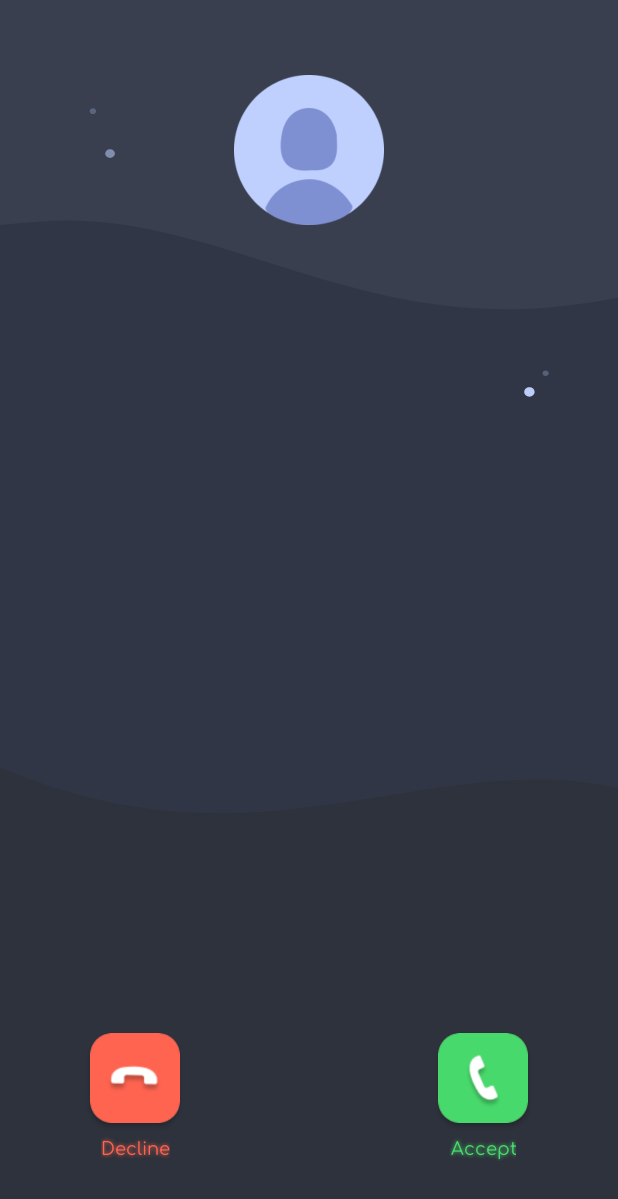
After one commit to cratos166/Random-Call, an Android app: the layout activity_call_request.xml on its own in the app's theme, with its tools: preview values and no code run, on a phone screen of 412 x 824 dp. The commit adds this screen. Shown: the top 1199 px of the screen. Run offline under Robolectric (Android 15) with nearby library versions, the phone set to English and light mode, and no system bars.

```diff
--- /dev/null
+++ b/app/src/main/res/drawable/phone.xml
@@ -0,0 +1,5 @@
+<vector android:height="24dp" android:tint="#E3E3E3"
+    android:viewportHeight="24" android:viewportWidth="24"
+    android:width="24dp" xmlns:android="http://schemas.android.com/apk/res/android">
+    <path android:fillColor="@android:color/white" android:pathData="M6.62,10.79c1.44,2.83 3.76,5.14 6.59,6.59l2.2,-2.2c0.27,-0.27 0.67,-0.36 1.02,-0.24 1.12,0.37 2.33,0.57 3.57,0.57 0.55,0 1,0.45 1,1V20c0,0.55 -0.45,1 -1,1 -9.39,0 -17,-7.61 -17,-17 0,-0.55 0.45,-1 1,-1h3.5c0.55,0 1,0.45 1,1 0,1.25 0.2,2.45 0.57,3.57 0.11,0.35 0.03,0.74 -0.25,1.02l-2.2,2.2z"/>
+</vector>
--- /dev/null
+++ b/app/src/main/res/layout/activity_call_request.xml
@@ -0,0 +1,176 @@
+<?xml version="1.0" encoding="utf-8"?>
+<androidx.constraintlayout.widget.ConstraintLayout xmlns:android="http://schemas.android.com/apk/res/android"
+    xmlns:app="http://schemas.android.com/apk/res-auto"
+    xmlns:tools="http://schemas.android.com/tools"
+    android:layout_width="match_parent"
+    android:layout_height="match_parent"
+    tools:context=".MAIN.CallRequestActivity">
+
+
+    <com.airbnb.lottie.LottieAnimationView
+        android:id="@+id/backlitemodeanim"
+        android:layout_width="match_parent"
+        android:layout_height="match_parent"
+        android:layout_gravity="center"
+        app:layout_constraintBottom_toBottomOf="parent"
+        app:layout_constraintEnd_toEndOf="parent"
+        app:layout_constraintStart_toStartOf="parent"
+        app:layout_constraintTop_toTopOf="parent"
+        app:lottie_autoPlay="true"
+        app:lottie_loop="true"
+        android:scaleType="fitXY"
+        android:elevation="-20dp"
+        app:lottie_rawRes="@raw/background"
+        app:lottie_speed="1" />
+
+
+
+
+
+    <de.hdodenhof.circleimageview.CircleImageView
+        android:id="@+id/propic"
+        android:layout_width="100dp"
+        android:layout_height="100dp"
+        android:layout_marginTop="50dp"
+        android:background="@drawable/default_user"
+        app:layout_constraintEnd_toEndOf="parent"
+        app:layout_constraintStart_toStartOf="parent"
+        app:layout_constraintTop_toTopOf="parent" />
+
+
+    <TextView
+        android:id="@+id/name"
+        android:layout_width="wrap_content"
+        android:layout_height="wrap_content"
+        android:layout_marginTop="15dp"
+        android:fontFamily="@font/comfortaa"
+        android:gravity="center"
+        android:shadowColor="@color/text_dis"
+        android:shadowRadius="1"
+        android:text=""
+        android:textColor="@color/text_head"
+        android:textSize="18dp"
+        android:textStyle="bold"
+        app:layout_constraintEnd_toEndOf="@+id/propic"
+        app:layout_constraintStart_toStartOf="@+id/propic"
+        app:layout_constraintTop_toBottomOf="@+id/propic" />
+
+
+    <TextView
+        android:layout_width="match_parent"
+        android:layout_height="wrap_content"
+        android:layout_marginStart="40dp"
+        android:layout_marginTop="15dp"
+        android:layout_marginEnd="40dp"
+        android:fontFamily="@font/comfortaa"
+        android:gravity="center"
+        android:shadowColor="@color/text_dis"
+        android:shadowRadius="3"
+        android:text=""
+        android:textColor="@color/text_head"
+        android:textSize="12dp"
+        app:layout_constraintEnd_toEndOf="parent"
+        app:layout_constraintStart_toStartOf="parent"
+        app:layout_constraintTop_toBottomOf="@+id/name" />
+
+
+    <androidx.cardview.widget.CardView
+        android:id="@+id/decline"
+        android:layout_width="60dp"
+        android:layout_height="60dp"
+        android:layout_marginStart="60dp"
+        android:layout_marginBottom="25dp"
+        android:clickable="true"
+        android:foreground="?selectableItemBackground"
+        app:cardCornerRadius="14dp"
+        app:layout_constraintBottom_toBottomOf="@+id/declineText"
+        app:layout_constraintStart_toStartOf="parent">
+
+        <androidx.constraintlayout.widget.ConstraintLayout
+            android:layout_width="match_parent"
+            android:layout_height="match_parent"
+            android:gravity="center"
+            android:orientation="horizontal">
+
+            <ImageView
+                android:layout_width="match_parent"
+                android:layout_height="match_parent"
+                android:background="@drawable/decline"
+                app:layout_constraintBottom_toBottomOf="parent"
+                app:layout_constraintEnd_toEndOf="parent"
+                app:layout_constraintStart_toStartOf="parent"
+                app:layout_constraintTop_toTopOf="parent" />
+
+
+        </androidx.constraintlayout.widget.ConstraintLayout>
+
+    </androidx.cardview.widget.CardView>
+
+    <androidx.cardview.widget.CardView
+        android:id="@+id/accept"
+        android:layout_width="60dp"
+        android:layout_height="60dp"
+        android:layout_marginEnd="60dp"
+        android:layout_marginBottom="25dp"
+        android:clickable="true"
+        android:foreground="?selectableItemBackground"
+        app:cardCornerRadius="14dp"
+        app:layout_constraintBottom_toBottomOf="@+id/acceptText"
+        app:layout_constraintEnd_toEndOf="parent">
+
+        <androidx.constraintlayout.widget.ConstraintLayout
+            android:layout_width="match_parent"
+            android:layout_height="match_parent"
+            android:gravity="center"
+            android:orientation="horizontal">
+
+            <ImageView
+                android:layout_width="match_parent"
+                android:layout_height="match_parent"
+                android:background="@drawable/accept"
+                app:layout_constraintBottom_toBottomOf="parent"
+                app:layout_constraintEnd_toEndOf="parent"
+                app:layout_constraintStart_toStartOf="parent"
+                app:layout_constraintTop_toTopOf="parent" />
+
+
+        </androidx.constraintlayout.widget.ConstraintLayout>
+
+    </androidx.cardview.widget.CardView>
+
+
+    <TextView
+        android:id="@+id/declineText"
+        android:layout_width="wrap_content"
+        android:layout_height="wrap_content"
+        android:layout_marginBottom="50dp"
+        android:fontFamily="@font/comfortaa"
+        android:gravity="center"
+        android:shadowColor="@color/red"
+        android:shadowRadius="3"
+        android:text="Decline"
+        android:textColor="@color/red"
+        android:textSize="12dp"
+        app:layout_constraintBottom_toBottomOf="parent"
+        app:layout_constraintEnd_toEndOf="@+id/decline"
+        app:layout_constraintStart_toStartOf="@+id/decline" />
+
+    <TextView
+        android:id="@+id/acceptText"
+        android:layout_width="wrap_content"
+        android:layout_height="wrap_content"
+        android:layout_marginBottom="50dp"
+        android:fontFamily="@font/comfortaa"
+        android:gravity="center"
+        android:shadowColor="@color/green"
+        android:shadowRadius="3"
+        android:text="Accept"
+        android:textColor="@color/green"
+        android:textSize="12dp"
+        app:layout_constraintBottom_toBottomOf="parent"
+        app:layout_constraintEnd_toEndOf="@+id/accept"
+        app:layout_constraintStart_toStartOf="@+id/accept" />
+
+
+
+</androidx.constraintlayout.widget.ConstraintLayout>
--- a/app/src/main/res/values/colors.xml
+++ b/app/src/main/res/values/colors.xml
@@ -7,6 +7,10 @@
     <color name="teal_700">#FF018786</color>
     <color name="black">#FF000000</color>
     <color name="white">#FFFFFFFF</color>
+
+
+    <color name="red">#FF6450</color>
+    <color name="green">#48D96C</color>
 
     <color name="level_0">#2E323C</color>
     <color name="level_1">#303646</color>
```
Also changed, not shown: app/src/main/AndroidManifest.xml (+4 -7 lines), app/src/main/java/com/nbird/call_random/CALL/CallActivity.java (+7 -5 lines), app/src/main/java/com/nbird/call_random/CALL/MODEL/AgoraAccount.java (+3 -6 lines), app/src/main/java/com/nbird/call_random/MAIN/CallRequestActivity.java (added, +22 -0 lines), app/src/main/java/com/nbird/call_random/MAIN/MODEL/AgoraKeyModel.java (+26 -9 lines), app/src/main/java/com/nbird/call_random/MAIN/MainActivity.java (+49 -3 lines), app/src/main/res/drawable/accept.png (added), app/src/main/res/drawable/decline.png (added).
